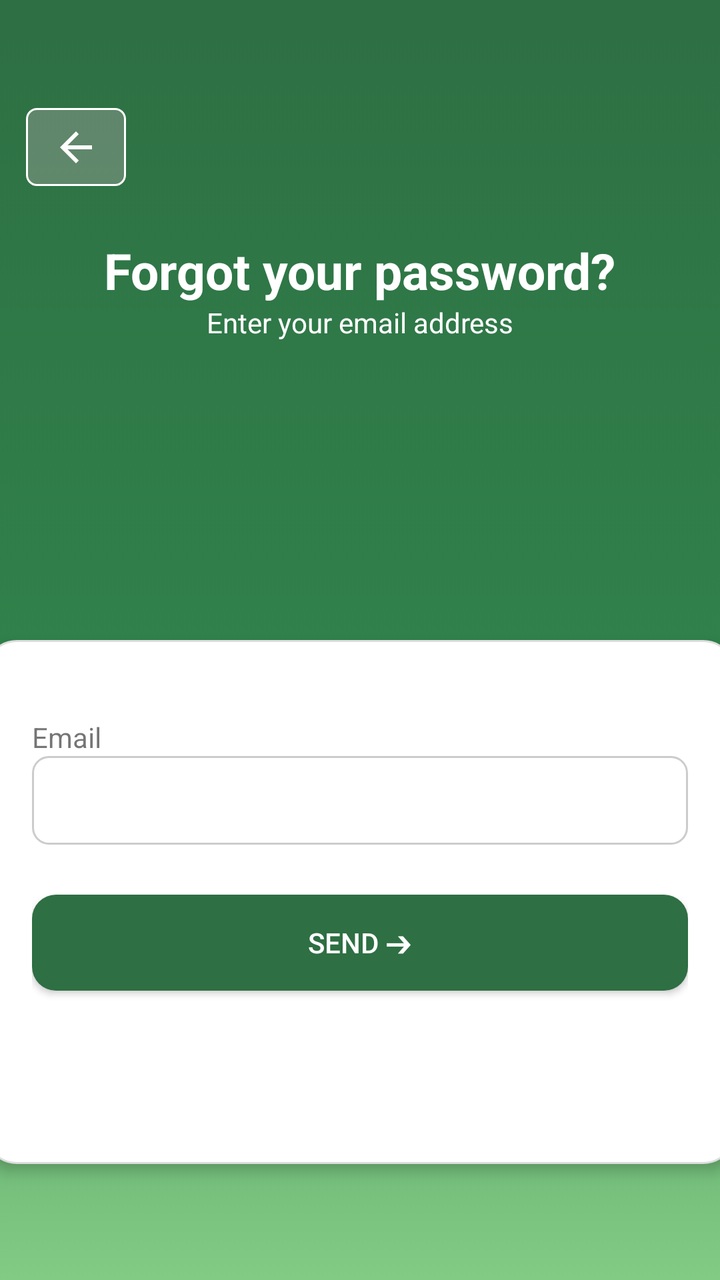
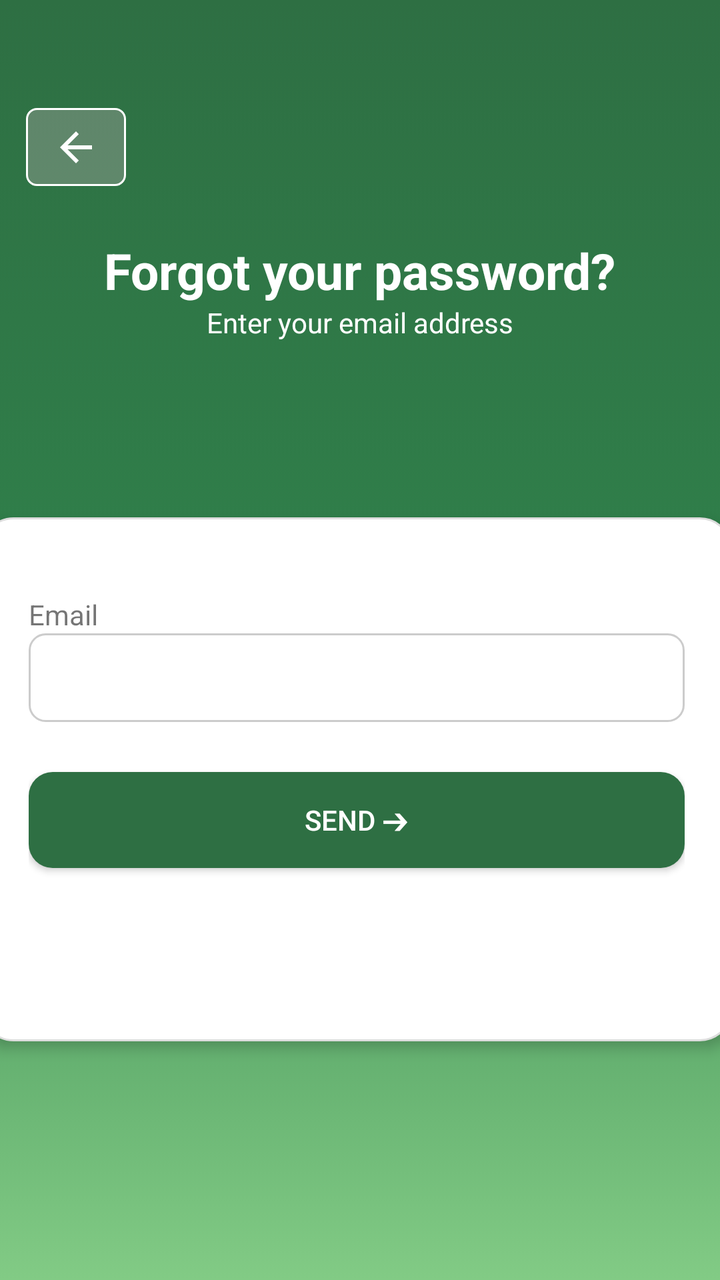

The first picture is an Android layout as it rendered before a commit; the second is the same layout after the commit. The layout source and the unified diff follow.
<!-- AndroidManifest.xml: application theme Theme.RFID -->
<!-- res/layout/activity_forgot.xml -->
<?xml version="1.0" encoding="utf-8"?>
<androidx.constraintlayout.widget.ConstraintLayout xmlns:android="http://schemas.android.com/apk/res/android"
    xmlns:app="http://schemas.android.com/apk/res-auto"
    xmlns:tools="http://schemas.android.com/tools"
    android:id="@+id/main"
    android:layout_width="match_parent"
    android:layout_height="match_parent"
    android:background="@drawable/gradient_background"
    tools:context=".forgot">

    <TextView
        android:id="@+id/textView8"
        android:layout_width="wrap_content"
        android:layout_height="wrap_content"
        android:text="@string/rfid"
        app:layout_constraintBottom_toBottomOf="parent"
        app:layout_constraintEnd_toEndOf="parent"
        app:layout_constraintHorizontal_bias="0.573"
        app:layout_constraintStart_toStartOf="parent"
        app:layout_constraintTop_toTopOf="parent"
        app:layout_constraintVertical_bias="0.541" />

    <TextView
        android:id="@+id/textView4"
        android:layout_width="wrap_content"
        android:layout_height="wrap_content"
        android:text="@string/entrmail"
        app:layout_constraintBottom_toBottomOf="parent"
        app:layout_constraintEnd_toEndOf="parent"
        app:layout_constraintHorizontal_bias="0.501"
        app:layout_constraintStart_toStartOf="parent"
        app:layout_constraintTop_toTopOf="parent"
        app:layout_constraintVertical_bias="0.244" />

    <TextView
        android:id="@+id/textView3"
        android:layout_width="wrap_content"
        android:layout_height="wrap_content"
        android:text="@string/forgot_page"
        android:textStyle="bold"
        app:layout_constraintBottom_toBottomOf="parent"
        app:layout_constraintEnd_toEndOf="parent"
        app:layout_constraintHorizontal_bias="0.502"
        app:layout_constraintStart_toStartOf="parent"
        app:layout_constraintTop_toTopOf="parent"
        app:layout_constraintVertical_bias="0.195" />

    <ImageView
        android:id="@+id/imageView"
        android:layout_width="82dp"
        android:layout_height="83dp"
        app:layout_constraintBottom_toBottomOf="parent"
        app:layout_constraintEnd_toEndOf="parent"
        app:layout_constraintHorizontal_bias="0.347"
        app:layout_constraintStart_toStartOf="parent"
        app:layout_constraintTop_toTopOf="parent"
        app:layout_constraintVertical_bias="0.543"
        app:srcCompat="@drawable/signin_logo" />

    <LinearLayout
        android:id="@+id/linearLayout"
        android:layout_width="376dp"
        android:layout_height="262dp"
        android:layout_margin="16dp"
        android:background="@drawable/form"
        android:elevation="4dp"
        android:orientation="vertical"
        android:padding="24dp"
        app:layout_constraintBottom_toBottomOf="parent"
        app:layout_constraintEnd_toEndOf="parent"
        app:layout_constraintHorizontal_bias="0.507"
        app:layout_constraintStart_toStartOf="parent"
        app:layout_constraintTop_toTopOf="parent"
        app:layout_constraintVertical_bias="0.879">

        <TextView
            android:id="@+id/textView10"
            android:layout_width="match_parent"
            android:layout_height="wrap_content"
            android:layout_marginTop="15dp"
            android:text="@string/email" />

        <EditText
            android:id="@+id/editTextTextEmailAddress"
            android:layout_width="match_parent"
            android:layout_height="wrap_content"
            android:background="@drawable/edit_textbg"
            android:ems="10"
            android:inputType="textEmailAddress" />









        <Button
            android:id="@+id/button3"
            android:layout_width="match_parent"
            android:layout_height="wrap_content"
            android:layout_marginTop="25dp"
            android:background="@drawable/button_style"
            android:text="@string/send" />
    </LinearLayout>

    <ImageButton
        android:id="@+id/backButton"
        android:layout_width="50dp"
        android:layout_height="39dp"
        app:tint="@color/white"
        android:background="@drawable/backbtn"
        app:layout_constraintBottom_toBottomOf="parent"
        app:layout_constraintEnd_toEndOf="parent"
        app:layout_constraintHorizontal_bias="0.042"
        app:layout_constraintStart_toStartOf="parent"
        app:layout_constraintTop_toTopOf="parent"
        app:layout_constraintVertical_bias="0.09"
        app:srcCompat="?attr/homeAsUpIndicator" />

</androidx.constraintlayout.widget.ConstraintLayout>
<!-- resources referenced by this layout -->
<resources>
  <color name="white">#FFFFFFFF</color>
  <!-- drawable backbtn (drawable) -->
  <?xml version="1.0" encoding="utf-8"?>
  <selector xmlns:android="http://schemas.android.com/apk/res/android">
      <item>
          <shape>
              <solid android:color="#62AFA7A7"/>
              <stroke android:color="@color/white"
                  android:width="3px"/>
              <corners android:radius="15px"/>
          </shape>
      </item>
  </selector>
  <!-- drawable button_style (drawable) -->
  <?xml version="1.0" encoding="utf-8"?>
  <selector xmlns:android="http://schemas.android.com/apk/res/android">
      <item>
          <shape>
              <solid android:color="@color/green"/>
              <corners android:radius="12dp"/>
          </shape>
      </item>
  </selector>
  <!-- drawable edit_textbg (drawable) -->
  <?xml version="1.0" encoding="utf-8"?>
  <selector xmlns:android="http://schemas.android.com/apk/res/android">
  
      <item>
      <shape>
              <solid android:color="#FFFFFF" />
              <stroke
                  android:width="1dp"
                  android:color="#CCCCCC" />
  
              <corners android:radius="8dp" />
  
              <padding
                  android:left="12dp"
                  android:top="10dp"
                  android:right="12dp"
                  android:bottom="10dp" />
          </shape>
  </item>
  
  </selector>
  <!-- drawable form (drawable) -->
  <?xml version="1.0" encoding="utf-8"?>
  <selector xmlns:android="http://schemas.android.com/apk/res/android">
      <item>
      <shape>
          <solid android:color="#FFFFFF" />
          <corners android:radius="16dp" />
          <stroke
              android:width="1dp"
              android:color="#DDDDDD" />
      </shape>
      </item>
  
  </selector>
  <!-- drawable gradient_background (drawable) -->
  <?xml version="1.0" encoding="utf-8"?>
  <selector xmlns:android="http://schemas.android.com/apk/res/android">
      <item>
          <shape>
              <gradient
                  android:angle="15"
                  android:startColor="#2E6F43"
                  android:centerColor="#30814B"
                  android:endColor="#82CB85"
                  android:type="linear"
                  />
          </shape>
      </item>
  
  </selector>
  <!-- drawable signin_logo: png bitmap (drawable, 47190 bytes) -->
  <string name="email">Email</string>
  <string name="entrmail"><font color="white">Enter your email address</font></string>
  <string name="forgot_page">
          <font size="25">
              <font color="white">
                  Forgot your password?
              </font>
          </font>
      </string>
  <string name="rfid"><font color="white">RFID Application</font></string>
  <string name="send"><font color="white">Send ➔</font></string>
  <style name="Theme.RFID" parent="Base.Theme.RFID" />
  <color name="green">#2E6F43</color>
  <style name="Base.Theme.RFID" parent="Theme.AppCompat.Light.NoActionBar">
          
          
      </style>
</resources>

<!-- the commit's change to res/layout/activity_forgot.xml (unified diff, before → after) -->
@@ -7,18 +7,6 @@
     android:layout_height="match_parent"
     android:background="@drawable/gradient_background"
     tools:context=".forgot">
-
-    <TextView
-        android:id="@+id/textView8"
-        android:layout_width="wrap_content"
-        android:layout_height="wrap_content"
-        android:text="@string/rfid"
-        app:layout_constraintBottom_toBottomOf="parent"
-        app:layout_constraintEnd_toEndOf="parent"
-        app:layout_constraintHorizontal_bias="0.573"
-        app:layout_constraintStart_toStartOf="parent"
-        app:layout_constraintTop_toTopOf="parent"
-        app:layout_constraintVertical_bias="0.541" />
 
     <TextView
         android:id="@+id/textView4"
@@ -45,17 +33,39 @@
         app:layout_constraintTop_toTopOf="parent"
         app:layout_constraintVertical_bias="0.195" />
 
-    <ImageView
-        android:id="@+id/imageView"
-        android:layout_width="82dp"
-        android:layout_height="83dp"
-        app:layout_constraintBottom_toBottomOf="parent"
+    <LinearLayout
+        android:layout_width="300dp"
+        android:layout_height="63dp"
+        android:layout_marginStart="55dp"
+        android:layout_marginTop="75dp"
+        android:layout_marginEnd="56dp"
+        android:layout_marginBottom="64dp"
+        android:gravity="center"
+        android:orientation="horizontal"
+        android:paddingStart="20dp"
+        app:layout_constraintBottom_toTopOf="@+id/linearLayout"
         app:layout_constraintEnd_toEndOf="parent"
-        app:layout_constraintHorizontal_bias="0.347"
         app:layout_constraintStart_toStartOf="parent"
-        app:layout_constraintTop_toTopOf="parent"
-        app:layout_constraintVertical_bias="0.543"
-        app:srcCompat="@drawable/signin_logo" />
+        app:layout_constraintTop_toBottomOf="@+id/textView4">
+
+        <ImageView
+            android:id="@+id/imageView3"
+            android:layout_width="150dp"
+            android:layout_height="wrap_content"
+            android:layout_weight="1"
+            app:srcCompat="@drawable/signin_logo" />
+
+        <TextView
+            android:id="@+id/textView16"
+            android:layout_width="250dp"
+            android:layout_height="wrap_content"
+            android:layout_weight="1"
+            android:gravity="center"
+            android:paddingStart="-80dp"
+            android:text="RFID Application"
+            android:textColor="@color/white"
+            android:textSize="15sp" />
+    </LinearLayout>
 
     <LinearLayout
         android:id="@+id/linearLayout"
@@ -68,10 +78,10 @@
         android:padding="24dp"
         app:layout_constraintBottom_toBottomOf="parent"
         app:layout_constraintEnd_toEndOf="parent"
-        app:layout_constraintHorizontal_bias="0.507"
+        app:layout_constraintHorizontal_bias="0.542"
         app:layout_constraintStart_toStartOf="parent"
         app:layout_constraintTop_toTopOf="parent"
-        app:layout_constraintVertical_bias="0.879">
+        app:layout_constraintVertical_bias="0.701">
 
         <TextView
             android:id="@+id/textView10"
@@ -88,13 +98,13 @@
             android:ems="10"
             android:inputType="textEmailAddress" />
 
-
-
-
-
-
-
-
+        
+        
+        
+        
+        
+        
+        
 
         <Button
             android:id="@+id/button3"
<!-- resource entries referenced after the edit -->
@@ -85,7 +85,6 @@
               </font>
           </font>
       </string>
-  <string name="rfid"><font color="white">RFID Application</font></string>
   <string name="send"><font color="white">Send ➔</font></string>
   <style name="Theme.RFID" parent="Base.Theme.RFID" />
   <color name="green">#2E6F43</color>
